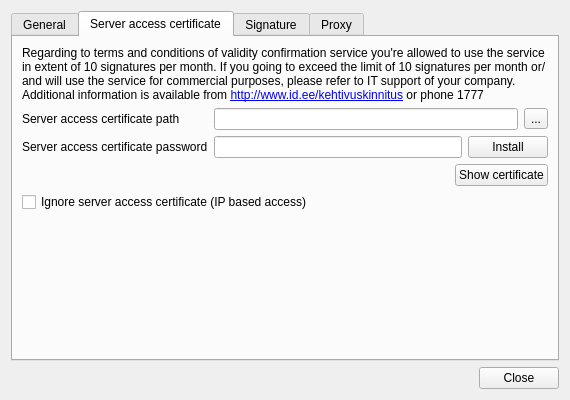
First picture: the form in client/ui/SettingsDialog.ui, repository open-eid/qdigidoc, before the edit.
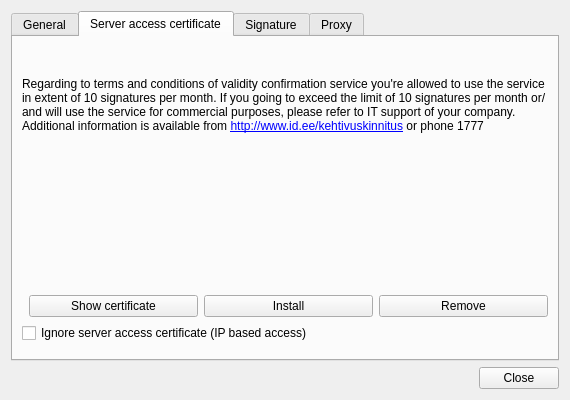
Second picture: the form after the edit. The open tabs and pages were chosen to show the change.

Commit message:
use RegisterP12 dialog cert installation
Ticket: #18732

```diff
--- a/client/ui/SettingsDialog.ui
+++ b/client/ui/SettingsDialog.ui
@@ -164,11 +164,8 @@
       <attribute name="title">
        <string>Server access certificate</string>
       </attribute>
-      <layout class="QFormLayout" name="tabPKCS12Layout">
-       <property name="fieldGrowthPolicy">
-        <enum>QFormLayout::ExpandingFieldsGrow</enum>
-       </property>
-       <item row="0" column="0" colspan="2">
+      <layout class="QVBoxLayout" name="tabPKCS12Layout">
+       <item>
         <widget class="QLabel" name="p12Label">
          <property name="text">
           <string>Regarding to terms and conditions of validity confirmation service you're allowed to use the service in extent of 10 signatures per month. If you going to exceed the limit of 10 signatures per month or/and will use the service for commercial purposes, please refer to IT support of your company. Additional information is available from &lt;a href=&quot;http://www.id.ee/kehtivuskinnitus&quot;&gt;http://www.id.ee/kehtivuskinnitus&lt;/a&gt; or phone 1777</string>
@@ -184,57 +181,17 @@
          </property>
         </widget>
        </item>
-       <item row="1" column="0">
-        <widget class="QLabel" name="p12CertLabel">
-         <property name="text">
-          <string>Server access certificate path</string>
-         </property>
-         <property name="buddy">
-          <cstring>p12Cert</cstring>
-         </property>
-        </widget>
+       <item>
+        <widget class="QLabel" name="p12Error" />
        </item>
-       <item row="1" column="1">
-        <layout class="QHBoxLayout" name="p12Layout">
-         <item>
-          <widget class="QLineEdit" name="p12Cert"/>
-         </item>
-         <item>
-          <widget class="QToolButton" name="p12Button">
-           <property name="accessibleName">
-            <string>Select server access certificate</string>
-           </property>
-           <property name="text">
-            <string notr="true">...</string>
-           </property>
-          </widget>
-         </item>
-        </layout>
-       </item>
-       <item row="2" column="0">
-        <widget class="QLabel" name="p12PassLabel">
-         <property name="text">
-          <string>Server access certificate password</string>
-         </property>
-         <property name="buddy">
-          <cstring>p12Pass</cstring>
-         </property>
-        </widget>
-       </item>
-       <item row="3" column="0" colspan="2">
+       <item>
         <layout class="QHBoxLayout" name="p12ButtonLayout">
          <item>
-          <widget class="QLabel" name="p12Error">
-           <property name="sizePolicy">
-            <sizepolicy hsizetype="Expanding" vsizetype="Preferred">
-             <horstretch>0</horstretch>
-             <verstretch>0</verstretch>
-            </sizepolicy>
+          <spacer name="p12Spacer">
+           <property name="orientation">
+            <enum>Qt::Horizontal</enum>
            </property>
-           <property name="styleSheet">
-            <string notr="true">color: red;</string>
-           </property>
-          </widget>
+          </spacer>
          </item>
          <item>
           <widget class="QPushButton" name="showP12Cert">
@@ -243,24 +200,6 @@
            </property>
           </widget>
          </item>
-        </layout>
-       </item>
-       <item row="4" column="0" colspan="2">
-        <widget class="QCheckBox" name="p12Ignore">
-         <property name="text">
-          <string>Ignore server access certificate (IP based access)</string>
-         </property>
-        </widget>
-       </item>
-       <item row="2" column="1">
-        <layout class="QHBoxLayout" name="p12PassLayout">
-         <item>
-          <widget class="QLineEdit" name="p12Pass">
-           <property name="echoMode">
-            <enum>QLineEdit::Password</enum>
-           </property>
-          </widget>
-         </item>
          <item>
           <widget class="QPushButton" name="p12Install">
            <property name="text">
@@ -268,8 +207,29 @@
            </property>
           </widget>
          </item>
+         <item>
+          <widget class="QPushButton" name="p12Remove">
+           <property name="text">
+            <string>Remove</string>
+           </property>
+          </widget>
+         </item>
         </layout>
        </item>
+       <item>
+        <widget class="QCheckBox" name="p12Ignore">
+         <property name="text">
+          <string>Ignore server access certificate (IP based access)</string>
+         </property>
+        </widget>
+       </item>
+       <item>
+        <spacer name="verticalSpacer">
+         <property name="orientation">
+          <enum>Qt::Vertical</enum>
+         </property>
+        </spacer>
+       </item>
       </layout>
      </widget>
      <widget class="QWidget" name="tabSignature">
```
Left out of the diff: 16 changed lines with no effect on the pictures. The commit also changes 6 other files.
